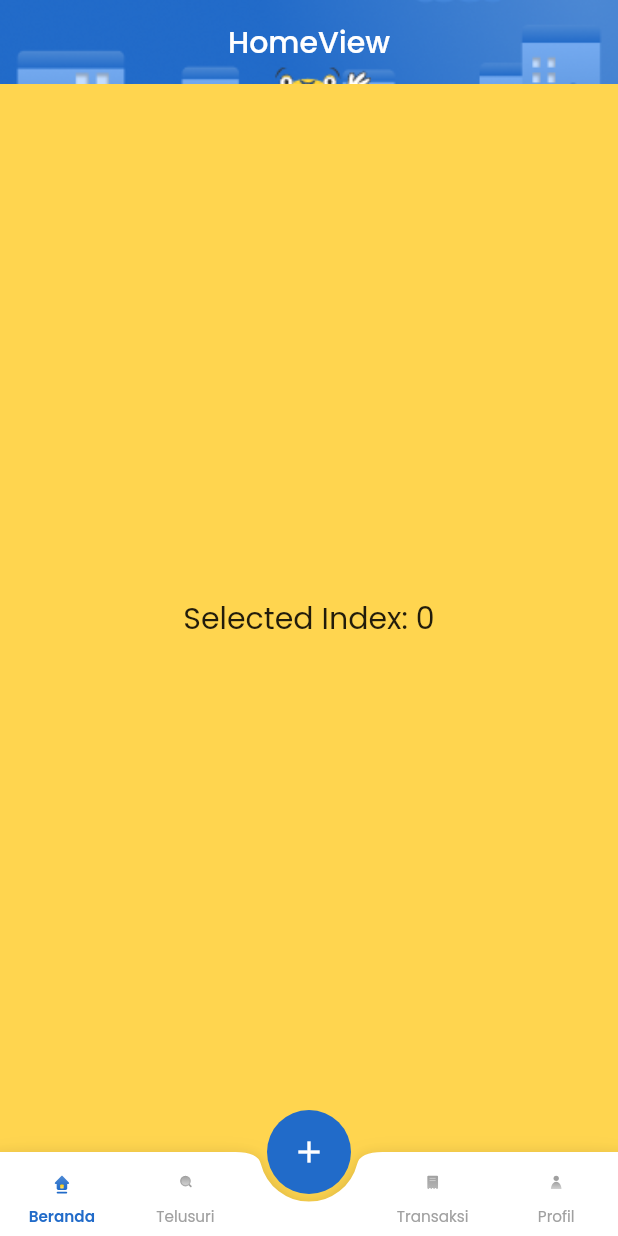
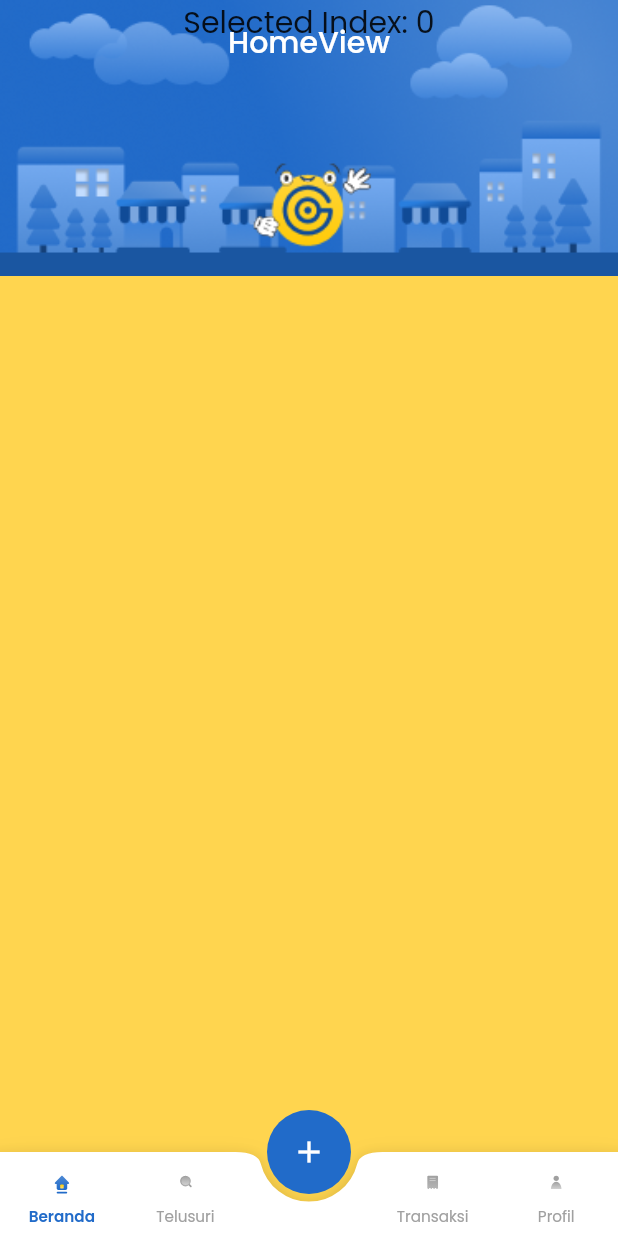
Before and after one commit to juragancode/sample, a Flutter app: the screen it shows after launch, on a phone screen of 412 x 824 dp. Run offline on Flutter 3.47's test engine with Material 2 defaults, Android fonts, the phone set to English and light mode, and no system bars; our stand-ins replace flutter_screenutil, flutter_svg, get, get_storage, permission_handler, pin_code_fields; missing offline and left inert: text_divider.

```diff
--- a/lib/app/modules/home/views/home_view.dart
+++ b/lib/app/modules/home/views/home_view.dart
@@ -1,4 +1,5 @@
 import 'package:flutter/material.dart';
+import 'package:flutter/services.dart';
 import 'package:flutter_svg/svg.dart';
 import 'package:get/get.dart';
 import 'package:flutter_screenutil/flutter_screenutil.dart';
@@ -7,33 +8,44 @@ import '../controllers/home_controller.dart';
 class HomeView extends GetView<HomeController> {
   @override
   Widget build(BuildContext context) {
+    SystemChrome.setSystemUIOverlayStyle(
+        SystemUiOverlayStyle(statusBarColor: Colors.transparent));
     return Scaffold(
+      extendBodyBehindAppBar: true,
       backgroundColor: Colors.amber.shade300,
-      appBar: PreferredSize(
-        preferredSize: Size.fromHeight(kToolbarHeight),
-        child: Container(
-          decoration: BoxDecoration(
-            image: DecorationImage(
-              image: AssetImage(
-                  'assets/icons/Homepage-Header.png'), // Ganti dengan path gambar Anda
-              fit: BoxFit.cover,
-            ),
-          ),
-          child: AppBar(
+      appBar: AppBar(
         title: Text('HomeView'),
         centerTitle: true,
         backgroundColor: Colors.transparent,
         elevation: 0,
       ),
+      body: Column(
+        children: [
+          Stack(
+            children: [
+              Container(
+                height: 184,
+                // height: 222,
+                decoration: BoxDecoration(
+                  image: DecorationImage(
+                    image: AssetImage(
+                      'assets/icons/Homepage-Header.png',
+                    ),
+                    fit: BoxFit.fitWidth,
                   ),
                 ),
-      body: Center(
+              ),
+              Center(
                 child: Obx(
                   () => Text(
                     'Selected Index: ${controller.selectedIndex.value}',
                     style: TextStyle(fontSize: 20),
                   ),
                 ),
+              ),
+            ],
+          ),
+        ],
       ),
       bottomNavigationBar: Obx(
         () => BottomAppBar(
--- a/lib/app/utils/theme.dart
+++ b/lib/app/utils/theme.dart
@@ -8,10 +8,10 @@ ThemeData themeGAS() => ThemeData(
 
 AppBarTheme AppBarGAS() {
   return AppBarTheme(
-    systemOverlayStyle: SystemUiOverlayStyle(
-      statusBarColor: Color(0xfff0f0f0),
-      // statusBarBrightness: Brightness.light,
-      statusBarIconBrightness: Brightness.dark,
-    ),
-  );
+      // systemOverlayStyle: SystemUiOverlayStyle(
+      //   statusBarColor: Color(0xfff0f0f0),
+      //   // statusBarBrightness: Brightness.light,
+      //   statusBarIconBrightness: Brightness.dark,
+      // ),
+      );
 }
```
Lines whose indentation alone changed are shown as unchanged.
